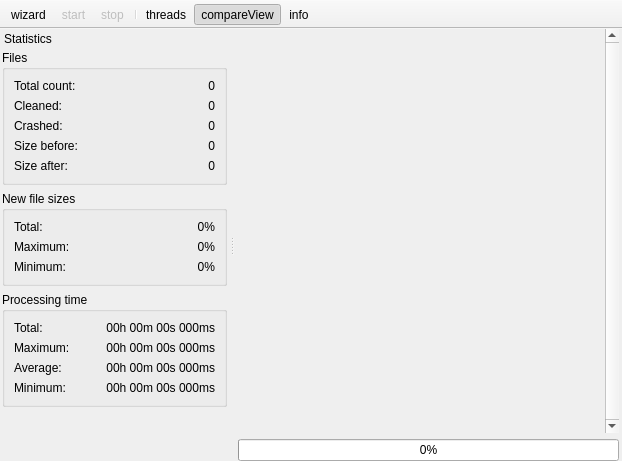
This is src/mainwindow.ui in RazrFalcon/svgcleaner as Qt 5 draws it before an edit. The edited form follows.
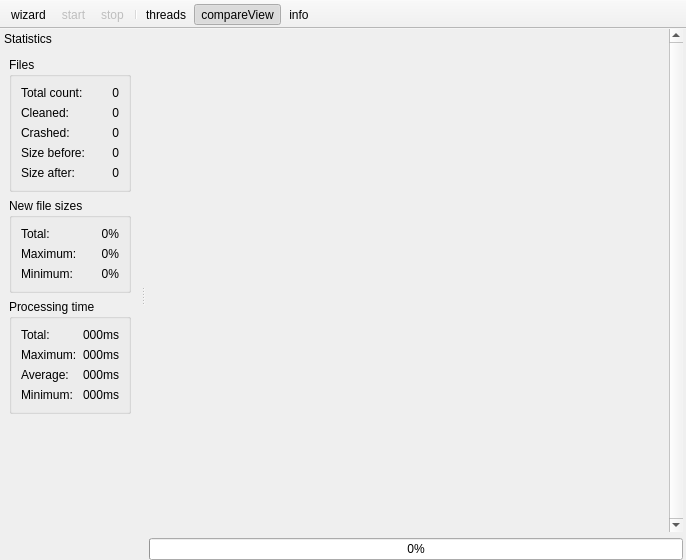
This is the edited form.

Diff of the .ui file:
```diff
--- a/src/mainwindow.ui
+++ b/src/mainwindow.ui
@@ -6,8 +6,8 @@
    <rect>
     <x>0</x>
     <y>0</y>
-    <width>622</width>
-    <height>461</height>
+    <width>686</width>
+    <height>560</height>
    </rect>
   </property>
   <property name="minimumSize">
@@ -72,8 +72,8 @@
         <rect>
          <x>0</x>
          <y>0</y>
-         <width>365</width>
-         <height>409</height>
+         <width>425</width>
+         <height>508</height>
         </rect>
        </property>
        <layout class="QVBoxLayout" name="itemLayout">
@@ -114,12 +114,6 @@
    <addaction name="actionInfo"/>
   </widget>
   <widget class="QDockWidget" name="dockStatistics">
-   <property name="minimumSize">
-    <size>
-     <width>229</width>
-     <height>426</height>
-    </size>
-   </property>
    <property name="features">
     <set>QDockWidget::DockWidgetMovable</set>
    </property>
@@ -132,183 +126,9 @@
    <attribute name="dockWidgetArea">
     <number>1</number>
    </attribute>
-   <widget class="QWidget" name="dockWidgetContents_2">
-    <layout class="QGridLayout" name="gridLayout">
-     <property name="margin">
-      <number>2</number>
-     </property>
-     <item row="9" column="0" colspan="2">
-      <spacer name="verticalSpacer">
-       <property name="orientation">
-        <enum>Qt::Vertical</enum>
-       </property>
-       <property name="sizeHint" stdset="0">
-        <size>
-         <width>20</width>
-         <height>40</height>
-        </size>
-       </property>
-      </spacer>
-     </item>
-     <item row="2" column="0" colspan="2">
-      <widget class="QGroupBox" name="gBoxTime">
-       <property name="title">
-        <string>Processing time</string>
-       </property>
-       <layout class="QGridLayout" name="gridLayout_3">
-        <item row="0" column="0">
-         <widget class="QLabel" name="lbl6">
-          <property name="text">
-           <string>Total:</string>
-          </property>
-         </widget>
-        </item>
-        <item row="0" column="1">
-         <widget class="QLabel" name="lblIFullTime">
-          <property name="text">
-           <string>00h 00m 00s 000ms</string>
-          </property>
-          <property name="alignment">
-           <set>Qt::AlignRight|Qt::AlignTrailing|Qt::AlignVCenter</set>
-          </property>
-          <property name="textInteractionFlags">
-           <set>Qt::LinksAccessibleByMouse|Qt::TextSelectableByMouse</set>
-          </property>
-         </widget>
-        </item>
-        <item row="1" column="0">
-         <widget class="QLabel" name="label_2">
-          <property name="text">
-           <string>Maximum:</string>
-          </property>
-         </widget>
-        </item>
-        <item row="2" column="0">
-         <widget class="QLabel" name="lbl7">
-          <property name="text">
-           <string>Average:</string>
-          </property>
-         </widget>
-        </item>
-        <item row="3" column="0">
-         <widget class="QLabel" name="label_3">
-          <property name="text">
-           <string>Minimum:</string>
-          </property>
-         </widget>
-        </item>
-        <item row="2" column="1">
-         <widget class="QLabel" name="lblIAverageTime">
-          <property name="text">
-           <string>00h 00m 00s 000ms</string>
-          </property>
-          <property name="alignment">
-           <set>Qt::AlignRight|Qt::AlignTrailing|Qt::AlignVCenter</set>
-          </property>
-          <property name="textInteractionFlags">
-           <set>Qt::LinksAccessibleByMouse|Qt::TextSelectableByMouse</set>
-          </property>
-         </widget>
-        </item>
-        <item row="1" column="1">
-         <widget class="QLabel" name="lblIMaxTime">
-          <property name="text">
-           <string>00h 00m 00s 000ms</string>
-          </property>
-          <property name="alignment">
-           <set>Qt::AlignRight|Qt::AlignTrailing|Qt::AlignVCenter</set>
-          </property>
-          <property name="textInteractionFlags">
-           <set>Qt::LinksAccessibleByMouse|Qt::TextSelectableByMouse</set>
-          </property>
-         </widget>
-        </item>
-        <item row="3" column="1">
-         <widget class="QLabel" name="lblIMinTime">
-          <property name="text">
-           <string>00h 00m 00s 000ms</string>
-          </property>
-          <property name="alignment">
-           <set>Qt::AlignRight|Qt::AlignTrailing|Qt::AlignVCenter</set>
-          </property>
-          <property name="textInteractionFlags">
-           <set>Qt::LinksAccessibleByMouse|Qt::TextSelectableByMouse</set>
-          </property>
-         </widget>
-        </item>
-       </layout>
-      </widget>
-     </item>
-     <item row="1" column="0" colspan="2">
-      <widget class="QGroupBox" name="gBoxCompression">
-       <property name="title">
-        <string>New file sizes</string>
-       </property>
-       <layout class="QGridLayout" name="gridLayout_4">
-        <item row="1" column="0" rowspan="2">
-         <widget class="QLabel" name="lbl3">
-          <property name="text">
-           <string>Maximum:</string>
-          </property>
-         </widget>
-        </item>
-        <item row="1" column="1" rowspan="2">
-         <widget class="QLabel" name="lblIMaxCompress">
-          <property name="text">
-           <string>0%</string>
-          </property>
-          <property name="alignment">
-           <set>Qt::AlignRight|Qt::AlignTrailing|Qt::AlignVCenter</set>
-          </property>
-          <property name="textInteractionFlags">
-           <set>Qt::LinksAccessibleByMouse|Qt::TextSelectableByMouse</set>
-          </property>
-         </widget>
-        </item>
-        <item row="3" column="0" rowspan="3">
-         <widget class="QLabel" name="lbl4">
-          <property name="text">
-           <string>Minimum:</string>
-          </property>
-         </widget>
-        </item>
-        <item row="3" column="1" rowspan="3">
-         <widget class="QLabel" name="lblIMinCompress">
-          <property name="text">
-           <string>0%</string>
-          </property>
-          <property name="alignment">
-           <set>Qt::AlignRight|Qt::AlignTrailing|Qt::AlignVCenter</set>
-          </property>
-          <property name="textInteractionFlags">
-           <set>Qt::LinksAccessibleByMouse|Qt::TextSelectableByMouse</set>
-          </property>
-         </widget>
-        </item>
-        <item row="0" column="0">
-         <widget class="QLabel" name="lbl5">
-          <property name="text">
-           <string>Total:</string>
-          </property>
-         </widget>
-        </item>
-        <item row="0" column="1">
-         <widget class="QLabel" name="lblIAverComp">
-          <property name="text">
-           <string>0%</string>
-          </property>
-          <property name="alignment">
-           <set>Qt::AlignRight|Qt::AlignTrailing|Qt::AlignVCenter</set>
-          </property>
-          <property name="textInteractionFlags">
-           <set>Qt::LinksAccessibleByMouse|Qt::TextSelectableByMouse</set>
-          </property>
-         </widget>
-        </item>
-       </layout>
-      </widget>
-     </item>
-     <item row="0" column="0" colspan="2">
+   <widget class="QWidget" name="dockWidgetContents">
+    <layout class="QVBoxLayout" name="verticalLayout">
+     <item>
       <widget class="QGroupBox" name="gBoxSize">
        <property name="title">
         <string>Files</string>
@@ -417,6 +237,177 @@
        </layout>
       </widget>
      </item>
+     <item>
+      <widget class="QGroupBox" name="gBoxCompression">
+       <property name="title">
+        <string>New file sizes</string>
+       </property>
+       <layout class="QGridLayout" name="gridLayout_4">
+        <item row="1" column="0" rowspan="2">
+         <widget class="QLabel" name="lbl3">
+          <property name="text">
+           <string>Maximum:</string>
+          </property>
+         </widget>
+        </item>
+        <item row="1" column="1" rowspan="2">
+         <widget class="QLabel" name="lblIMaxCompress">
+          <property name="text">
+           <string notr="true">0%</string>
+          </property>
+          <property name="alignment">
+           <set>Qt::AlignRight|Qt::AlignTrailing|Qt::AlignVCenter</set>
+          </property>
+          <property name="textInteractionFlags">
+           <set>Qt::LinksAccessibleByMouse|Qt::TextSelectableByMouse</set>
+          </property>
+         </widget>
+        </item>
+        <item row="3" column="0" rowspan="3">
+         <widget class="QLabel" name="lbl4">
+          <property name="text">
+           <string>Minimum:</string>
+          </property>
+         </widget>
+        </item>
+        <item row="3" column="1" rowspan="3">
+         <widget class="QLabel" name="lblIMinCompress">
+          <property name="text">
+           <string notr="true">0%</string>
+          </property>
+          <property name="alignment">
+           <set>Qt::AlignRight|Qt::AlignTrailing|Qt::AlignVCenter</set>
+          </property>
+          <property name="textInteractionFlags">
+           <set>Qt::LinksAccessibleByMouse|Qt::TextSelectableByMouse</set>
+          </property>
+         </widget>
+        </item>
+        <item row="0" column="0">
+         <widget class="QLabel" name="lbl5">
+          <property name="text">
+           <string>Total:</string>
+          </property>
+         </widget>
+        </item>
+        <item row="0" column="1">
+         <widget class="QLabel" name="lblIAverComp">
+          <property name="text">
+           <string notr="true">0%</string>
+          </property>
+          <property name="alignment">
+           <set>Qt::AlignRight|Qt::AlignTrailing|Qt::AlignVCenter</set>
+          </property>
+          <property name="textInteractionFlags">
+           <set>Qt::LinksAccessibleByMouse|Qt::TextSelectableByMouse</set>
+          </property>
+         </widget>
+        </item>
+       </layout>
+      </widget>
+     </item>
+     <item>
+      <widget class="QGroupBox" name="gBoxTime">
+       <property name="title">
+        <string>Processing time</string>
+       </property>
+       <layout class="QGridLayout" name="gridLayout_3">
+        <item row="0" column="0">
+         <widget class="QLabel" name="lbl6">
+          <property name="text">
+           <string>Total:</string>
+          </property>
+         </widget>
+        </item>
+        <item row="1" column="0">
+         <widget class="QLabel" name="label_2">
+          <property name="text">
+           <string>Maximum:</string>
+          </property>
+         </widget>
+        </item>
+        <item row="2" column="0">
+         <widget class="QLabel" name="lbl7">
+          <property name="text">
+           <string>Average:</string>
+          </property>
+         </widget>
+        </item>
+        <item row="3" column="0">
+         <widget class="QLabel" name="label_3">
+          <property name="text">
+           <string>Minimum:</string>
+          </property>
+         </widget>
+        </item>
+        <item row="3" column="1">
+         <widget class="QLabel" name="lblIMinTime">
+          <property name="text">
+           <string>000ms</string>
+          </property>
+          <property name="alignment">
+           <set>Qt::AlignRight|Qt::AlignTrailing|Qt::AlignVCenter</set>
+          </property>
+          <property name="textInteractionFlags">
+           <set>Qt::LinksAccessibleByMouse|Qt::TextSelectableByMouse</set>
+          </property>
+         </widget>
+        </item>
+        <item row="2" column="1">
+         <widget class="QLabel" name="lblIAverageTime">
+          <property name="text">
+           <string>000ms</string>
+          </property>
+          <property name="alignment">
+           <set>Qt::AlignRight|Qt::AlignTrailing|Qt::AlignVCenter</set>
+          </property>
+          <property name="textInteractionFlags">
+           <set>Qt::LinksAccessibleByMouse|Qt::TextSelectableByMouse</set>
+          </property>
+         </widget>
+        </item>
+        <item row="1" column="1">
+         <widget class="QLabel" name="lblIMaxTime">
+          <property name="text">
+           <string>000ms</string>
+          </property>
+          <property name="alignment">
+           <set>Qt::AlignRight|Qt::AlignTrailing|Qt::AlignVCenter</set>
+          </property>
+          <property name="textInteractionFlags">
+           <set>Qt::LinksAccessibleByMouse|Qt::TextSelectableByMouse</set>
+          </property>
+         </widget>
+        </item>
+        <item row="0" column="1">
+         <widget class="QLabel" name="lblIFullTime">
+          <property name="text">
+           <string>000ms</string>
+          </property>
+          <property name="alignment">
+           <set>Qt::AlignRight|Qt::AlignTrailing|Qt::AlignVCenter</set>
+          </property>
+          <property name="textInteractionFlags">
+           <set>Qt::LinksAccessibleByMouse|Qt::TextSelectableByMouse</set>
+          </property>
+         </widget>
+        </item>
+       </layout>
+      </widget>
+     </item>
+     <item>
+      <spacer name="verticalSpacer">
+       <property name="orientation">
+        <enum>Qt::Vertical</enum>
+       </property>
+       <property name="sizeHint" stdset="0">
+        <size>
+         <width>20</width>
+         <height>40</height>
+        </size>
+       </property>
+      </spacer>
+     </item>
     </layout>
    </widget>
   </widget>
```
Left out of the diff: 73 changed lines with no effect on the pictures.
